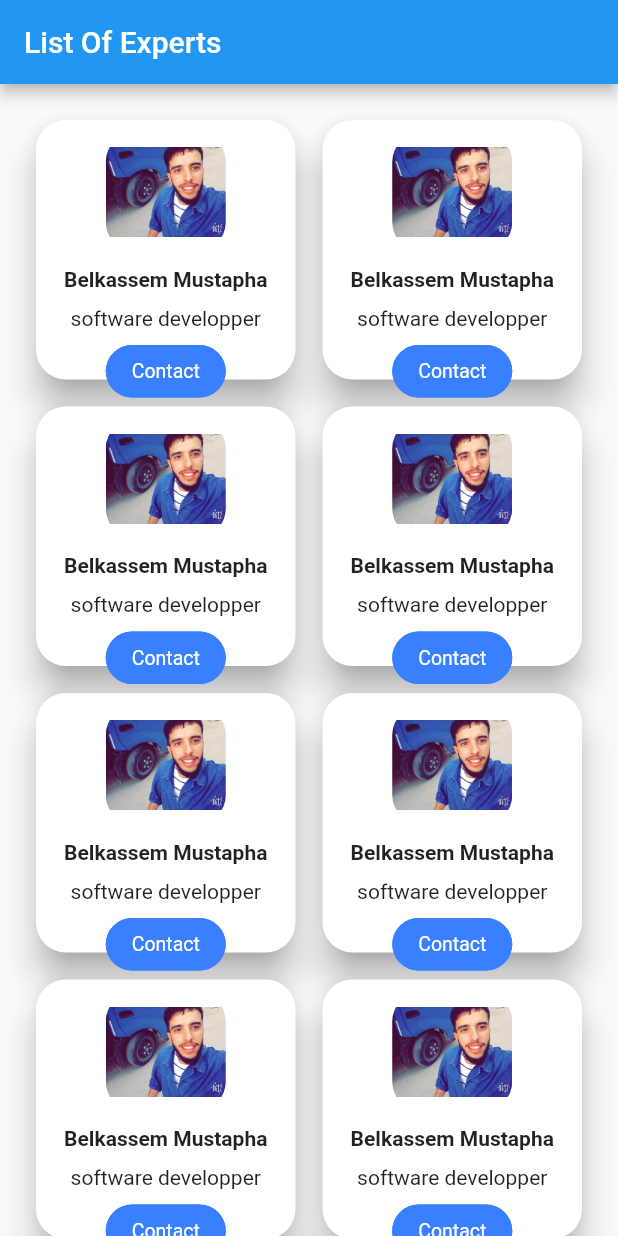
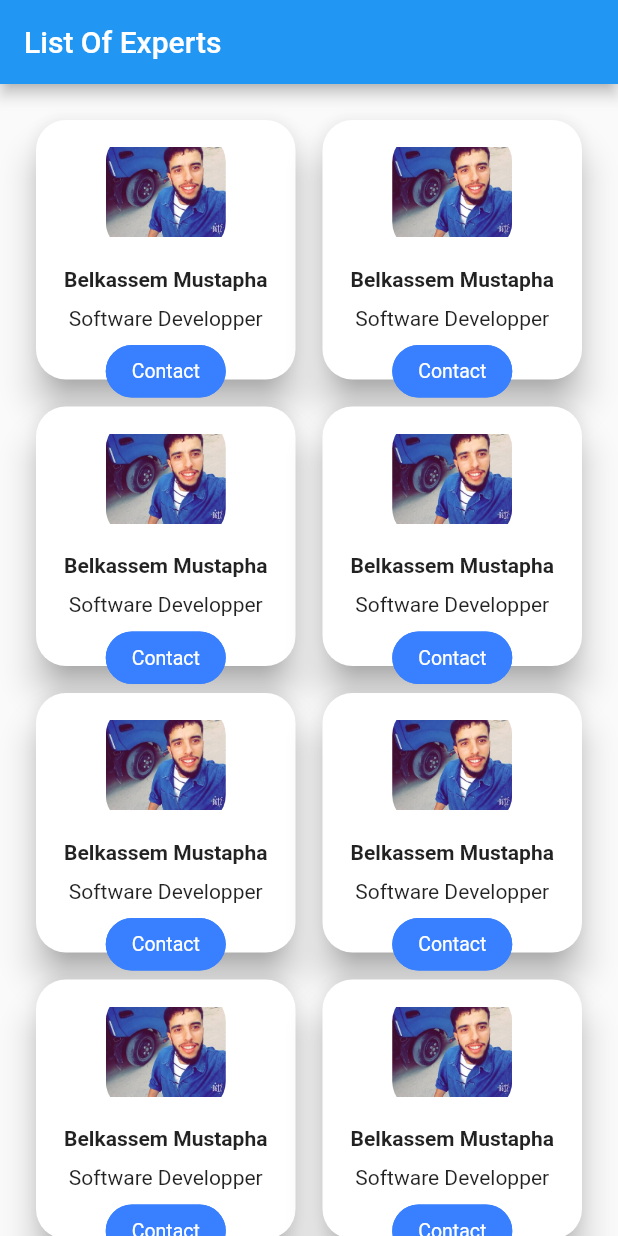
Before and after one commit to developython14/rightedu_mobile_version, a Flutter app: the screen it shows after launch, on a phone screen of 412 x 824 dp. Run offline on Flutter 3.47's test engine with Material 2 defaults, Android fonts, the phone set to English and light mode, and no system bars; drawn by our look-alikes of getwidget; our stand-ins replace convex_bottom_bar, email_validator, file_picker, flutter_pw_validator, flutter_signin_button, flutter_spinkit and 3 more; missing offline and left inert: dart:ffi.

Commit message:
work on ui experienece and user interface

```diff
--- a/lib/profile/navigation_pages/list_experts.dart
+++ b/lib/profile/navigation_pages/list_experts.dart
@@ -36,7 +36,7 @@ class _list_expertsState extends State<list_experts> {
             SizedBox(
               height: 10,
             ),
-            Text('software developper'),
+            Text('Software Developper'),
             SizedBox(
               height: 10,
             ),
```
